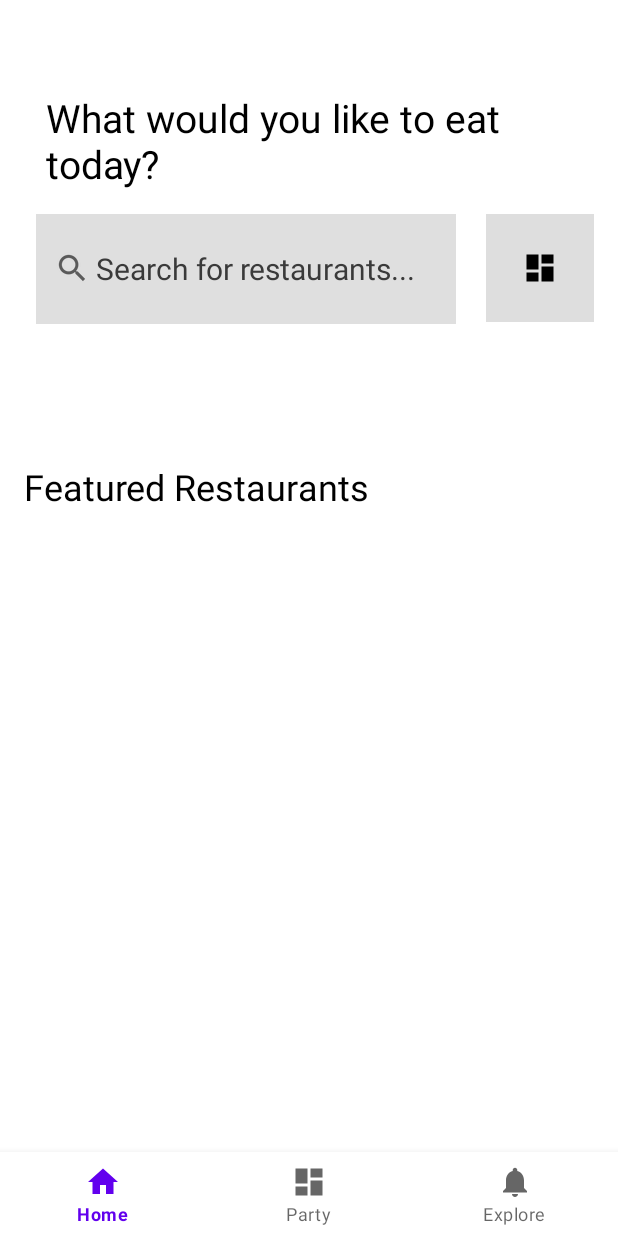
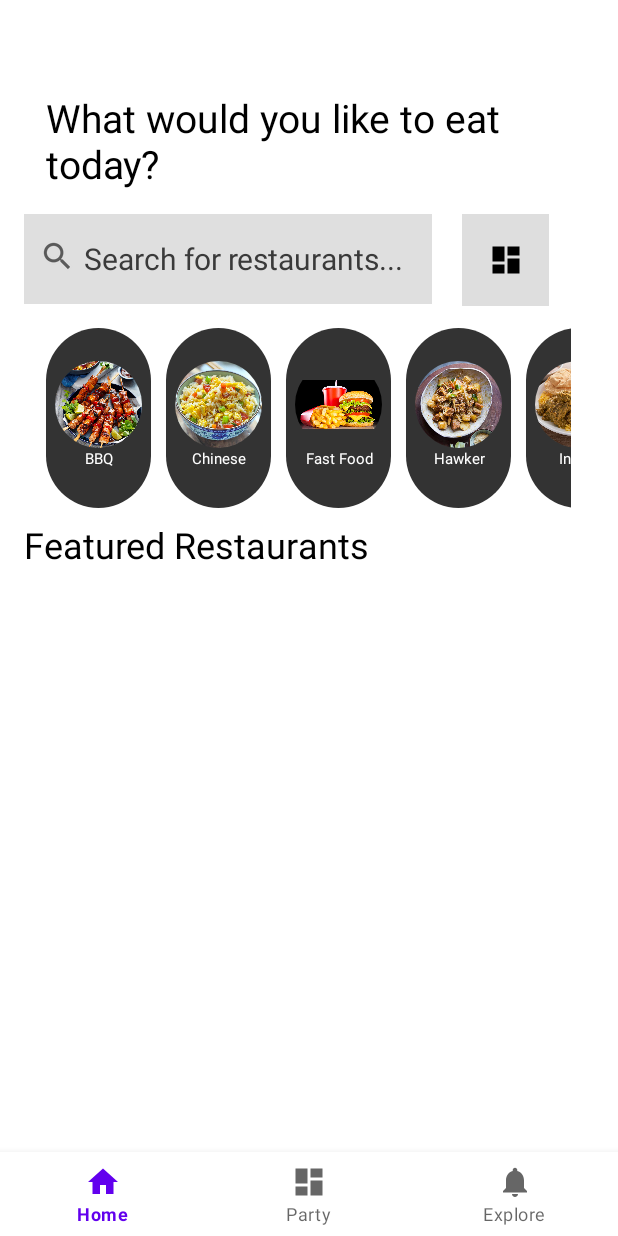
Before and after one commit to Avocavocado/ANDE-CA1, an Android app: the screen it shows after launch (MainActivity), on a phone screen of 412 x 824 dp. Run offline under Robolectric (Android 15) with nearby library versions, the phone set to English and light mode, and no system bars; our stand-ins replace Firebase (no records; nobody signed in at launch, a user with empty details on screens opened directly), Picasso, navigation-ui.

Commit message:
explore restaurants: added cuisine buttons

```diff
--- a/app/src/main/AndroidManifest.xml
+++ b/app/src/main/AndroidManifest.xml
@@ -63,6 +63,12 @@
         </activity>
 
         <activity
+            android:name=".FilterActivity"
+            android:exported="true"
+            android:label="Filter Page">
+        </activity>
+
+        <activity
             android:name=".RegisterPage"
             android:exported="true"
             android:label="Login Page">
--- /dev/null
+++ b/app/src/main/java/com/example/ande_munch/CuisineButtonAdapter.java
@@ -0,0 +1,100 @@
+package com.example.ande_munch;
+
+import android.content.Context;
+import android.graphics.Outline;
+import android.graphics.drawable.ClipDrawable;
+import android.graphics.drawable.Drawable;
+import android.view.Gravity;
+import android.view.LayoutInflater;
+import android.view.View;
+import android.view.ViewGroup;
+import android.view.ViewOutlineProvider;
+import android.widget.ImageView;
+import android.widget.TextView;
+
+import androidx.core.content.ContextCompat;
+import androidx.recyclerview.widget.RecyclerView;
+
+import com.squareup.picasso.Picasso;
+
+import java.util.Arrays;
+import java.util.List;
+
+public class CuisineButtonAdapter extends RecyclerView.Adapter<CuisineButtonAdapter.ViewHolder> {
+
+    private List<String> urls;
+    private List<String> cuisines;
+    private Context context;
+    private static OnItemClickListener onItemClickListener;
+
+    public interface OnItemClickListener {
+        void onItemClick(String cuisineName);
+    }
+
+    public static class ViewHolder extends RecyclerView.ViewHolder {
+        private final ImageView CuisineImage;
+        private final TextView CuisineName;
+
+        public ViewHolder(View view) {
+            super(view);
+            CuisineImage = view.findViewById(R.id.cuisineImage);
+            CuisineName = view.findViewById(R.id.cuisineName);
+
+            // Set click listener directly in the ViewHolder
+            itemView.setOnClickListener(new View.OnClickListener() {
+                @Override
+                public void onClick(View v) {
+                    if (onItemClickListener != null) {
+                        onItemClickListener.onItemClick(CuisineName.getText().toString());
+                    }
+                }
+            });
+        }
+
+        public TextView getName() {
+            return CuisineName;
+        }
+
+        public ImageView getImage() {
+            return CuisineImage;
+        }
+    }
+
+    public CuisineButtonAdapter(Context context, List<String> cuisines, List<String> urls) {
+        this.context = context;
+        this.cuisines = cuisines;
+        this.urls = urls;
+    }
+
+    public void setOnItemClickListener(OnItemClickListener listener) {
+        this.onItemClickListener = listener;
+    }
+
+    @Override
+    public ViewHolder onCreateViewHolder(ViewGroup viewGroup, int viewType) {
+        View view = LayoutInflater
+                .from(viewGroup.getContext())
+                .inflate(R.layout.cuisine_button, viewGroup, false);
+        return new ViewHolder(view);
+    }
+
+    @Override
+    public void onBindViewHolder(ViewHolder viewHolder, final int position) {
+        viewHolder.getName().setText(cuisines.get(position));
+
+        Picasso.get().load(context.getResources().getIdentifier(urls.get(position), "drawable", context.getPackageName()))
+                .into(viewHolder.getImage());
+        viewHolder.getImage().setClipToOutline(true);
+        viewHolder.getImage().setOutlineProvider(new ViewOutlineProvider() {
+            @Override
+            public void getOutline(View view, Outline outline) {
+                int diameter = Math.min(view.getWidth(), view.getHeight());
+                float radius = diameter / 2.0f;
+                outline.setRoundRect(0, 0, diameter, diameter, radius);
+            }
+        });
+    }
+
+    @Override
+    public int getItemCount() { return cuisines.size(); }
+}
--- a/app/src/main/java/com/example/ande_munch/RestaurantCardAdapter.java
+++ b/app/src/main/java/com/example/ande_munch/RestaurantCardAdapter.java
@@ -1,9 +1,12 @@
 package com.example.ande_munch;
 
+import android.content.Context;
+import android.graphics.Color;
 import android.view.LayoutInflater;
 import android.view.View;
 import android.view.ViewGroup;
 import android.widget.ImageView;
+import android.widget.LinearLayout;
 import android.widget.TextView;
 
 import androidx.recyclerview.widget.RecyclerView;
@@ -15,11 +18,18 @@ import java.util.List;
 public class RestaurantCardAdapter extends RecyclerView.Adapter<RestaurantCardAdapter.ViewHolder> {
 
     private List<DocumentSnapshot> localDataSet;
+    private Context context;
+    private static RestaurantCardAdapter.OnItemClickListener onItemClickListener;
+
+    public interface OnItemClickListener {
+        void onItemClick(String rid);
+    }
 
     public static class ViewHolder extends RecyclerView.ViewHolder {
         private final TextView RestaurantName;
         private final TextView RestaurantDesc;
         private final ImageView RestaurantImage;
+        private final LinearLayout Cuisines;
 
         public ViewHolder(View view) {
             super(view);
@@ -28,21 +38,35 @@ public class RestaurantCardAdapter extends RecyclerView.Adapter<RestaurantCardAd
             RestaurantName = (TextView) view.findViewById(R.id.RestaurantName);
             RestaurantDesc = (TextView) view.findViewById(R.id.RestaurantDesc);
             RestaurantImage = (ImageView) view.findViewById(R.id.RestaurantImage);
+            Cuisines = (LinearLayout) view.findViewById(R.id.Cuisines);
+
+            itemView.setOnClickListener(new View.OnClickListener() {
+                @Override
+                public void onClick(View v) {
+                    if (onItemClickListener != null) {
+                        onItemClickListener.onItemClick(RestaurantName.getText().toString());
+                    }
+                }
+            });
         }
 
         public TextView getName() {
             return RestaurantName;
         }
-
         public TextView getDesc() {
             return RestaurantDesc;
         }
-
         public ImageView getImage() { return RestaurantImage; }
+        public LinearLayout getCuisines() { return Cuisines; }
     }
 
-    public RestaurantCardAdapter(List<DocumentSnapshot> dataSet) {
+    public RestaurantCardAdapter(Context context, List<DocumentSnapshot> dataSet) {
+        this.context = context;
         localDataSet = dataSet;
+    }
+
+    public void setOnItemClickListener(RestaurantCardAdapter.OnItemClickListener listener) {
+        this.onItemClickListener = (RestaurantCardAdapter.OnItemClickListener) listener;
     }
 
     // Create new views (invoked by the layout manager)
@@ -61,6 +85,24 @@ public class RestaurantCardAdapter extends RecyclerView.Adapter<RestaurantCardAd
         viewHolder.getName().setText(localDataSet.get(position).getId());
         viewHolder.getDesc().setText(localDataSet.get(position).getString("Desc"));
         Picasso.get().load(localDataSet.get(position).getString("RestaurantImage")).into(viewHolder.getImage());
+        viewHolder.getCuisines().removeAllViews();
+        for (String cuisine: (List<String>) localDataSet.get(position).get("Cuisine")) {
+            TextView textView = new TextView(context);
+            textView.setText(cuisine);
+
+            LinearLayout.LayoutParams layoutParams = new LinearLayout.LayoutParams(
+                    LinearLayout.LayoutParams.WRAP_CONTENT,
+                    LinearLayout.LayoutParams.WRAP_CONTENT);
+
+            int dp = (int) (0.5f * context.getResources().getDisplayMetrics().density);
+            layoutParams.setMargins(0, 0, 24*dp, 0);
+            textView.setPadding(26*dp, 8*dp, 26*dp, 8*dp);
+            textView.setBackgroundColor(Color.parseColor("#BBBBBB"));
+            textView.setLayoutParams(layoutParams);
+
+            viewHolder.getCuisines().addView(textView);
+
+        }
     }
 
     @Override
--- a/app/src/main/java/com/example/ande_munch/ui/home/HomeFragment.java
+++ b/app/src/main/java/com/example/ande_munch/ui/home/HomeFragment.java
@@ -7,6 +7,8 @@ import android.util.Log;
 import android.view.LayoutInflater;
 import android.view.View;
 import android.view.ViewGroup;
+import android.widget.ImageButton;
+import android.widget.Toast;
 
 import androidx.annotation.NonNull;
 import androidx.fragment.app.Fragment;
@@ -14,6 +16,8 @@ import androidx.lifecycle.ViewModelProvider;
 import androidx.recyclerview.widget.LinearLayoutManager;
 import androidx.recyclerview.widget.RecyclerView;
 
+import com.example.ande_munch.CuisineButtonAdapter;
+import com.example.ande_munch.FilterActivity;
 import com.example.ande_munch.LoginPage;
 import com.example.ande_munch.R;
 import com.example.ande_munch.RestaurantCardAdapter;
@@ -26,7 +30,9 @@ import com.google.firebase.firestore.DocumentSnapshot;
 import com.google.firebase.firestore.FirebaseFirestore;
 import com.google.firebase.firestore.QueryDocumentSnapshot;
 
+import java.util.Arrays;
 import java.util.HashMap;
+import java.util.List;
 import java.util.Map;
 
 public class HomeFragment extends Fragment {
@@ -40,6 +46,10 @@ public class HomeFragment extends Fragment {
     private LoginMethods loginMethods = new LoginMethods();
     CollectionReference usersRef;
     private static final String TAG = "ExploreRestuarants";
+    private List<String> urls =
+            Arrays.asList("bbq","chinese","fast_food","hawker","indian","japanese","mexican","seafood","thai","western");
+    private List<String> cuisines =
+            Arrays.asList("BBQ","Chinese","Fast Food","Hawker","Indian","Japanese","Mexican","Seafood","Thai","Western");
 
     public View onCreateView(@NonNull LayoutInflater inflater,
                              ViewGroup container, Bundle savedInstanceState) {
@@ -65,20 +75,50 @@ public class HomeFragment extends Fragment {
                     for (DocumentSnapshot document : result.getDocuments()) {
                         Log.i(TAG,document.getId() + " => " + document.getData());
                     }
+
+                    //Restuarant Card Layout
                     RecyclerView recyclerView = root.findViewById(R.id.RestaurantCards);
-
-// Set the LayoutManager to LinearLayoutManager with horizontal orientation
                     LinearLayoutManager layoutManager = new LinearLayoutManager(requireContext(), LinearLayoutManager.HORIZONTAL, false);
                     recyclerView.setLayoutManager(layoutManager);
+                    RestaurantCardAdapter rcAdapter = new RestaurantCardAdapter(requireContext(), result.getDocuments());
+                    rcAdapter.setOnItemClickListener(new RestaurantCardAdapter.OnItemClickListener() {
+                        @Override
+                        public void onItemClick(String rid) {
+                            Toast.makeText(requireContext(), "Item clicked: " + rid, Toast.LENGTH_SHORT).show();
+                        }
+                    });
+                    recyclerView.setAdapter(rcAdapter);
 
-// Create and set the adapter
-                    RestaurantCardAdapter rcAdapter = new RestaurantCardAdapter(result.getDocuments());
-                    recyclerView.setAdapter(rcAdapter);
+                    //Cuisine Buttons Layout
+                    RecyclerView cuisineBtns = root.findViewById(R.id.cuisineBtns);
+                    LinearLayoutManager cuisineLayoutManager = new LinearLayoutManager(requireContext(), LinearLayoutManager.HORIZONTAL, false);
+                    cuisineBtns.setLayoutManager(cuisineLayoutManager);
+                    CuisineButtonAdapter cbAdapter = new CuisineButtonAdapter(requireContext(),cuisines, urls);
+                    cbAdapter.setOnItemClickListener(new CuisineButtonAdapter.OnItemClickListener() {
+                        @Override
+                        public void onItemClick(String cuisineName) {
+                            Toast.makeText(requireContext(), "Item clicked: " + cuisineName, Toast.LENGTH_SHORT).show();
+                        }
+                    });
+                    cuisineBtns.setAdapter(cbAdapter);
+
 
                 })
                 .addOnFailureListener(exception -> {
                     Log.i(TAG, "Error getting documents." + exception);
+                })
+                .addOnFailureListener(result -> {
+                    Log.e(TAG,"Firestore trollin: "+ result);
                 });
+
+        ImageButton filterBtn = root.findViewById(R.id.filterButton);
+        filterBtn.setOnClickListener(new View.OnClickListener() {
+            @Override
+            public void onClick(View v) {
+                Intent intent = new Intent(requireActivity(), FilterActivity.class);
+                startActivity(intent);
+            }
+        });
 
         return root;
     }
--- /dev/null
+++ b/app/src/main/res/drawable/cuisine_button_bg.xml
@@ -0,0 +1,6 @@
+<?xml version="1.0" encoding="utf-8"?>
+<shape xmlns:android="http://schemas.android.com/apk/res/android">
+    <solid android:color="#333333" /> <!-- Set the background color -->
+    <corners android:radius="50dp" /> <!-- Half of the height to create semi-circle ends -->
+    <size android:width="60dp" android:height="100dp" /> <!-- Adjust width and height as needed -->
+</shape>
--- /dev/null
+++ b/app/src/main/res/layout/cuisine_button.xml
@@ -0,0 +1,37 @@
+<?xml version="1.0" encoding="utf-8"?>
+<androidx.constraintlayout.widget.ConstraintLayout xmlns:android="http://schemas.android.com/apk/res/android"
+    xmlns:app="http://schemas.android.com/apk/res-auto"
+    xmlns:tools="http://schemas.android.com/tools"
+    android:layout_width="70dp"
+    android:layout_height="120dp"
+    android:layout_marginRight="10dp"
+    android:background="@drawable/cuisine_button_bg">
+
+
+    <ImageView
+        android:id="@+id/cuisineImage"
+        android:layout_width="58dp"
+        android:layout_height="58dp"
+        android:layout_marginTop="22dp"
+        app:layout_constraintEnd_toEndOf="parent"
+        app:layout_constraintStart_toStartOf="parent"
+        app:layout_constraintTop_toTopOf="parent"
+        />
+
+    <TextView
+        android:id="@+id/cuisineName"
+        android:layout_width="53dp"
+        android:layout_height="15dp"
+        android:text="TextView"
+        android:textAlignment="center"
+        android:textColor="#FFFFFF"
+        android:textSize="10dp"
+        app:layout_constraintBottom_toBottomOf="parent"
+        app:layout_constraintEnd_toEndOf="parent"
+        app:layout_constraintHorizontal_bias="0.529"
+        app:layout_constraintStart_toStartOf="parent"
+        app:layout_constraintTop_toBottomOf="@+id/cuisineImage"
+        app:layout_constraintVertical_bias="0.0" />
+
+
+</androidx.constraintlayout.widget.ConstraintLayout>
--- a/app/src/main/res/layout/explore_restaurants.xml
+++ b/app/src/main/res/layout/explore_restaurants.xml
@@ -20,33 +20,33 @@
         app:layout_constraintTop_toTopOf="parent"
         app:layout_constraintVertical_bias="0.007" />
 
+
     <EditText
         android:id="@+id/searchText"
-        android:layout_width="280dp"
-        android:layout_height="73dp"
-        android:layout_marginStart="24dp"
+        android:layout_width="272dp"
+        android:layout_height="60dp"
+        android:layout_marginStart="16dp"
         android:layout_marginTop="16dp"
-        android:width="360sp"
+        android:width="320dp"
         android:background="#DFDFDF"
-        android:ems="10"
         android:hint="@string/searchHintText"
         android:inputType="textPersonName"
-        android:paddingVertical="20sp"
-        android:paddingLeft="40sp"
-        android:paddingRight="10sp"
+        android:paddingLeft="40dp"
+        android:paddingRight="10dp"
         android:textColorHint="#3A3A3A"
-        android:textSize="20sp"
+        android:textSize="20dp"
         app:layout_constraintStart_toStartOf="parent"
         app:layout_constraintTop_toBottomOf="@+id/textView" />
 
-
     <ImageButton
-        android:id="@+id/imageButton"
-        android:layout_width="72sp"
-        android:layout_height="72sp"
+        android:id="@+id/filterButton"
+        android:layout_width="58dp"
+        android:layout_height="61dp"
         android:layout_marginStart="20dp"
         android:background="#DEDEDE"
-        android:hint="@string/searchHintText"
+        android:contentDescription="filter page button"
+        app:layout_constraintEnd_toEndOf="parent"
+        app:layout_constraintHorizontal_bias="0.0"
         app:layout_constraintStart_toEndOf="@+id/searchText"
         app:layout_constraintTop_toTopOf="@+id/searchText"
         app:srcCompat="@drawable/ic_dashboard_black_24dp" />
@@ -55,19 +55,19 @@
         android:id="@+id/imageView2"
         android:layout_width="wrap_content"
         android:layout_height="wrap_content"
-        android:layout_marginStart="12dp"
-        android:layout_marginTop="24dp"
+        android:layout_marginStart="10dp"
+        android:layout_marginTop="16dp"
         app:layout_constraintStart_toStartOf="@+id/searchText"
         app:layout_constraintTop_toTopOf="@+id/searchText"
         app:srcCompat="?android:attr/actionModeWebSearchDrawable" />
 
     <androidx.recyclerview.widget.RecyclerView
-        android:id="@+id/recyclerView3"
-        android:layout_width="390dp"
-        android:layout_height="40dp"
-        android:layout_marginTop="24dp"
+        android:id="@+id/cuisineBtns"
+        android:layout_width="350dp"
+        android:layout_height="wrap_content"
+        android:layout_marginTop="16dp"
         app:layout_constraintEnd_toEndOf="parent"
-        app:layout_constraintHorizontal_bias="0.516"
+        app:layout_constraintHorizontal_bias="0.491"
         app:layout_constraintStart_toStartOf="parent"
         app:layout_constraintTop_toBottomOf="@+id/searchText" />
 
@@ -75,25 +75,25 @@
         android:id="@+id/textView3"
         android:layout_width="wrap_content"
         android:layout_height="wrap_content"
-        android:layout_marginTop="28dp"
+        android:layout_marginTop="8dp"
         android:text="Featured Restaurants"
         android:textColor="#000000"
         android:textSize="24sp"
         app:layout_constraintEnd_toEndOf="parent"
         app:layout_constraintHorizontal_bias="0.087"
         app:layout_constraintStart_toStartOf="parent"
-        app:layout_constraintTop_toBottomOf="@+id/recyclerView3" />
+        app:layout_constraintTop_toBottomOf="@+id/cuisineBtns" />
 
     <androidx.recyclerview.widget.RecyclerView
         android:id="@+id/RestaurantCards"
         android:layout_width="350dp"
-        android:layout_height="300dp"
+        android:layout_height="wrap_content"
         app:layout_constraintBottom_toBottomOf="parent"
         app:layout_constraintEnd_toEndOf="parent"
         app:layout_constraintHorizontal_bias="0.491"
         app:layout_constraintStart_toStartOf="parent"
         app:layout_constraintTop_toBottomOf="@+id/textView3"
-        app:layout_constraintVertical_bias="0.087" />
+        app:layout_constraintVertical_bias="0.033" />
 
 
 </androidx.constraintlayout.widget.ConstraintLayout>
```
Also changed, not shown: app/src/main/java/com/example/ande_munch/FilterActivity.java (added, +19 -0 lines), app/src/main/res/layout/restaurant_card.xml (+26 -12 lines), app/src/main/res/drawable/bbq.png (added), app/src/main/res/drawable/chinese.png (added), app/src/main/res/drawable/fast_food.png (added), app/src/main/res/drawable/hawker.png (added), app/src/main/res/drawable/indian.png (added), app/src/main/res/drawable/mexican.png (added), app/src/main/res/drawable/seafood.png (added), app/src/main/res/drawable/thai.png (added), app/src/main/res/drawable/western.png (added), 1 other file.
